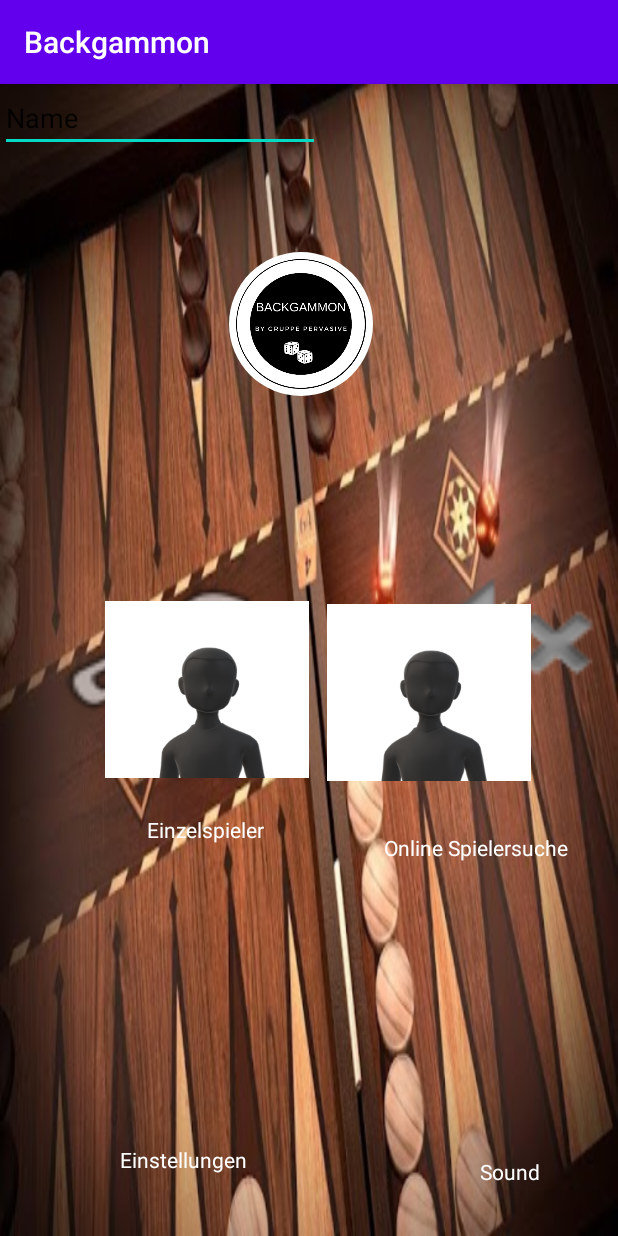
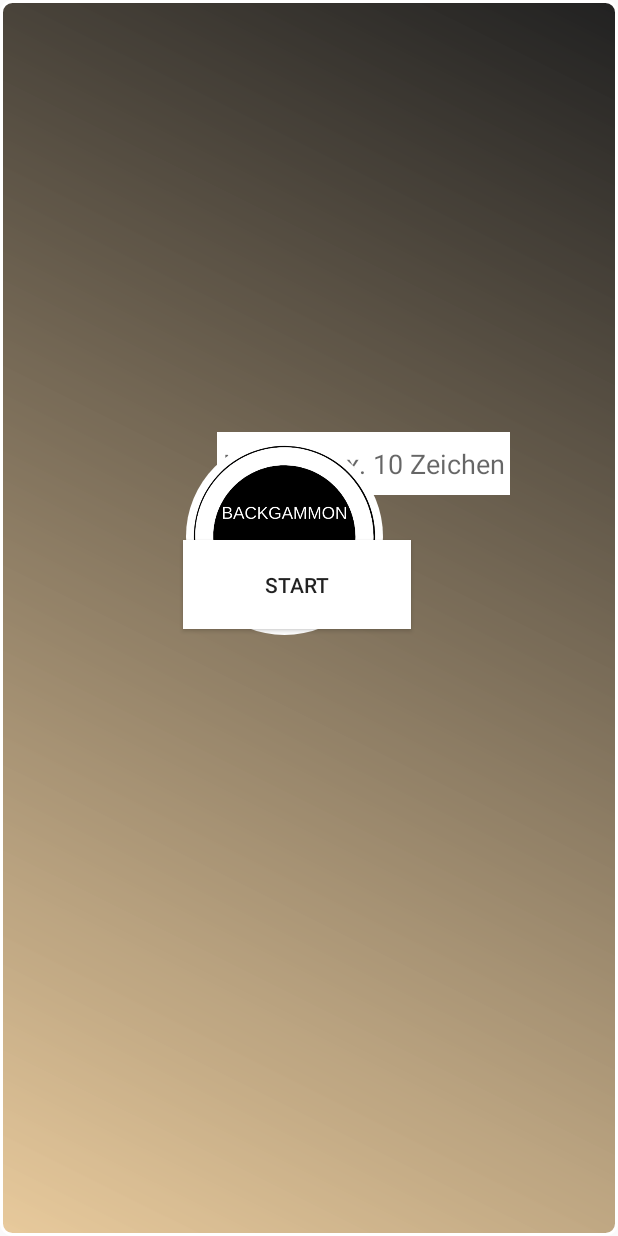
Before and after one commit to Canberk1997/Backgammon1, an Android app: the screen it shows after launch (MainActivity before the commit, login_activity after it), on a phone screen of 412 x 824 dp. Run offline under Robolectric (Android 15) with nearby library versions, the phone set to English and light mode, and no system bars; our stand-ins replace CircleImageView.

Commit message:
Name eigeben und übernahme in Main activity möglich. Steine sind nun alle zu sehen.

```diff
--- /dev/null
+++ b/app/src/main/java/com/example/backgammon/login_activity.java
@@ -0,0 +1,50 @@
+package com.example.backgammon;
+
+import androidx.appcompat.app.AppCompatActivity;
+
+import android.content.Intent;
+import android.os.Bundle;
+import android.view.View;
+import android.widget.Button;
+import android.widget.EditText;
+
+public class login_activity extends AppCompatActivity {
+
+    public static final String EXTRA_TEXT = "com.example.backgammon.EXTRA_TEXT";
+    private Button btnStart;
+    public String name1;
+    public EditText beispielname;
+
+    @Override
+    protected void onCreate(Bundle savedInstanceState) {
+        super.onCreate(savedInstanceState);
+        setContentView(R.layout.activity_login_activity);
+
+        btnStart = (Button) findViewById(R.id.btnStart);
+        btnStart.setOnClickListener(new View.OnClickListener() {
+            @Override
+
+            public void onClick(View v) {
+                openMainActivity();
+
+            }
+        });
+    }
+
+    public void openMainActivity(){
+
+        //Textübernahme in nächste Activity
+        EditText editName = (EditText) findViewById(R.id.editName);
+        String texteingabe = editName.getText().toString();
+
+        //bei Button klick öffnen der neuen Activity
+        Intent intent = new Intent(this, MainActivity.class);
+        intent.putExtra(EXTRA_TEXT,texteingabe);
+        startActivity(intent);
+
+    }
+
+
+
+
+}
--- /dev/null
+++ b/app/src/main/res/layout/activity_login_activity.xml
@@ -0,0 +1,61 @@
+<?xml version="1.0" encoding="utf-8"?>
+<androidx.constraintlayout.widget.ConstraintLayout xmlns:android="http://schemas.android.com/apk/res/android"
+    xmlns:app="http://schemas.android.com/apk/res-auto"
+    xmlns:tools="http://schemas.android.com/tools"
+    android:layout_width="match_parent"
+    android:layout_height="match_parent"
+    tools:context=".login_activity"
+    android:background="@drawable/shape">
+
+    <RelativeLayout
+        android:layout_width="match_parent"
+        android:layout_height="match_parent">
+
+
+        <Button
+            android:id="@+id/btnStart"
+            android:layout_width="152dp"
+            android:layout_height="59dp"
+            android:layout_alignParentStart="true"
+            android:layout_alignParentLeft="true"
+            android:layout_alignParentTop="true"
+            android:layout_marginStart="122dp"
+            android:layout_marginLeft="122dp"
+            android:layout_marginTop="360dp"
+            android:background="#FFFFFF"
+            android:text="Start" />
+
+
+        <EditText
+            android:id="@+id/editName"
+            android:layout_width="195dp"
+            android:layout_height="42dp"
+            android:layout_alignParentTop="true"
+            android:layout_alignParentEnd="true"
+            android:layout_alignParentRight="true"
+            android:layout_marginTop="288dp"
+            android:layout_marginEnd="72dp"
+            android:layout_marginRight="72dp"
+            android:gravity="center"
+            android:inputType="text"
+            android:background="#FFFFFF"
+            android:hint="Name, max. 10 Zeichen"/>
+
+
+        <de.hdodenhof.circleimageview.CircleImageView
+            android:id="@+id/profile_image2"
+            android:layout_width="131dp"
+            android:layout_height="134dp"
+            android:layout_alignParentStart="true"
+            android:layout_alignParentLeft="true"
+            android:layout_alignParentBottom="true"
+            android:layout_marginStart="124dp"
+            android:layout_marginLeft="124dp"
+            android:layout_marginBottom="399dp"
+            android:src="@drawable/logo"
+            app:layout_constraintEnd_toEndOf="parent"
+            app:layout_constraintStart_toStartOf="parent"
+            tools:layout_editor_absoluteY="180dp"></de.hdodenhof.circleimageview.CircleImageView>
+
+    </RelativeLayout>
+</androidx.constraintlayout.widget.ConstraintLayout>
--- a/app/src/main/res/layout/activity_main.xml
+++ b/app/src/main/res/layout/activity_main.xml
@@ -25,107 +25,77 @@
             android:id="@+id/btnEinstellungen"
             android:layout_width="136dp"
             android:layout_height="118dp"
-            android:layout_alignParentStart="true"
             android:layout_alignParentLeft="true"
-            android:layout_alignParentTop="true"
-            android:layout_marginStart="38dp"
-            android:layout_marginLeft="38dp"
-            android:layout_marginTop="317dp"
+            android:layout_alignParentRight="true"
+            android:layout_alignParentBottom="true"
+            android:layout_marginLeft="100dp"
+            android:layout_marginRight="100dp"
+            android:layout_marginBottom="120dp"
             android:background="@android:drawable/ic_menu_preferences"
-            android:orientation="vertical"
-            app:layout_constraintEnd_toEndOf="parent"
-            app:layout_constraintHorizontal_bias="0.783"
-            app:layout_constraintStart_toStartOf="parent"
-            tools:layout_editor_absoluteY="416dp" />
 
-        <Button
-            android:id="@+id/btnSound"
-            android:layout_width="136dp"
-            android:layout_height="118dp"
-            android:layout_alignParentTop="true"
-            android:layout_alignParentEnd="true"
-            android:layout_alignParentRight="true"
-            android:layout_marginTop="310dp"
-            android:layout_marginEnd="6dp"
-            android:layout_marginRight="6dp"
-            android:background="@android:drawable/ic_lock_silent_mode" />
+            />
+
 
         <Button
             android:id="@+id/btnEinzelSpieler"
             android:layout_width="136dp"
             android:layout_height="118dp"
-            android:layout_alignParentEnd="true"
-            android:layout_alignParentRight="true"
+            android:layout_alignParentLeft="true"
             android:layout_alignParentBottom="true"
-            android:layout_marginEnd="206dp"
-            android:layout_marginRight="206dp"
-            android:layout_marginBottom="305dp"
+            android:layout_marginLeft="25dp"
+            android:layout_marginBottom="280dp"
             android:background="@drawable/einzelspieler" />
 
         <Button
             android:id="@+id/btnMehrSpieler"
             android:layout_width="136dp"
             android:layout_height="118dp"
-            android:layout_alignParentStart="true"
-            android:layout_alignParentLeft="true"
+            android:layout_alignParentRight="true"
             android:layout_alignParentBottom="true"
-            android:layout_marginStart="218dp"
-            android:layout_marginLeft="218dp"
-            android:layout_marginBottom="303dp"
+            android:layout_marginRight="25dp"
+            android:layout_marginBottom="280dp"
             android:background="@drawable/einzelspieler"
             android:onClick="myLogin" />
 
         <TextView
             android:id="@+id/txtOnlineSpieler"
-            android:layout_width="wrap_content"
+            android:layout_width="136dp"
             android:layout_height="wrap_content"
-            android:layout_alignParentStart="true"
-            android:layout_alignParentLeft="true"
+            android:layout_alignParentRight="true"
             android:layout_alignParentBottom="true"
-            android:layout_marginStart="256dp"
-            android:layout_marginLeft="256dp"
-            android:layout_marginBottom="249dp"
-            android:text="Online Spielersuche"
+            android:layout_marginRight="25dp"
+            android:layout_marginBottom="250dp"
+            android:gravity="center"
+            android:text="Online Spieler"
+
             android:textColor="@android:color/background_light" />
 
         <TextView
             android:id="@+id/txtEinzelspieler"
-            android:layout_width="wrap_content"
+            android:layout_width="136dp"
             android:layout_height="wrap_content"
-            android:layout_alignParentEnd="true"
-            android:layout_alignParentRight="true"
+            android:layout_alignParentLeft="true"
             android:layout_alignParentBottom="true"
-            android:layout_marginEnd="236dp"
-            android:layout_marginRight="236dp"
-            android:layout_marginBottom="261dp"
+            android:layout_marginLeft="25dp"
+            android:layout_marginBottom="250dp"
             android:text="Einzelspieler"
+            android:gravity="center"
             android:textColor="@android:color/background_light" />
 
         <TextView
             android:id="@+id/txtEinstellungen"
-            android:layout_width="wrap_content"
+            android:layout_width="136dp"
             android:layout_height="wrap_content"
-            android:layout_alignParentStart="true"
             android:layout_alignParentLeft="true"
+            android:layout_alignParentRight="true"
             android:layout_alignParentBottom="true"
-            android:layout_marginStart="80dp"
-            android:layout_marginLeft="80dp"
-            android:layout_marginBottom="41dp"
+            android:layout_marginLeft="100dp"
+            android:layout_marginRight="100dp"
+            android:layout_marginBottom="100dp"
             android:text="Einstellungen"
+            android:gravity="center"
             android:textColor="@android:color/background_light" />
 
-        <TextView
-            android:id="@+id/txtSound"
-            android:layout_width="wrap_content"
-            android:layout_height="wrap_content"
-            android:layout_alignParentEnd="true"
-            android:layout_alignParentRight="true"
-            android:layout_alignParentBottom="true"
-            android:layout_marginEnd="52dp"
-            android:layout_marginRight="52dp"
-            android:layout_marginBottom="33dp"
-            android:text="Sound"
-            android:textColor="@android:color/background_light" />
 
         <de.hdodenhof.circleimageview.CircleImageView
             android:id="@+id/profile_image2"
@@ -134,9 +104,10 @@
             android:layout_alignParentTop="true"
             android:layout_alignParentEnd="true"
             android:layout_alignParentRight="true"
-            android:layout_marginTop="112dp"
-            android:layout_marginEnd="163dp"
-            android:layout_marginRight="163dp"
+            android:layout_marginTop="20dp"
+            android:layout_marginEnd="119dp"
+            android:layout_marginRight="119dp"
+            android:layout_marginLeft="119dp"
             android:src="@drawable/logo">
 
         </de.hdodenhof.circleimageview.CircleImageView>
@@ -147,8 +118,21 @@
             android:layout_height="wrap_content"
             android:ems="10"
             android:inputType="text"
+            android:background="#FFFFFF"
             android:text="Name" />
 
+        <TextView
+            android:id="@+id/textausgabe"
+            android:layout_width="match_parent"
+            android:layout_height="55dp"
+            android:layout_marginTop="120dp"
+            android:layout_marginRight="40dp"
+            android:layout_marginLeft="40dp"
+            android:textColor="@color/cardview_light_background"
+            android:textSize="18dp"
+            android:gravity="center">
+
+        </TextView>
 
     </RelativeLayout>
 
--- a/app/src/main/res/values/styles.xml
+++ b/app/src/main/res/values/styles.xml
@@ -1,7 +1,7 @@
 <resources>
 
     <!-- Base application theme. -->
-    <style name="AppTheme" parent="Theme.AppCompat.Light.DarkActionBar">
+    <style name="AppTheme" parent="Theme.AppCompat.Light.NoActionBar" >
         <!-- Customize your theme here. -->
         <item name="colorPrimary">@color/colorPrimary</item>
         <item name="colorPrimaryDark">@color/colorPrimaryDark</item>
```
Also changed, not shown: app/src/main/AndroidManifest.xml (+10 -5 lines), app/src/main/java/com/example/backgammon/MainActivity.java (+7 -1 lines), app/src/main/res/layout/activity_mehrspieler.xml (+28 -31 lines).
